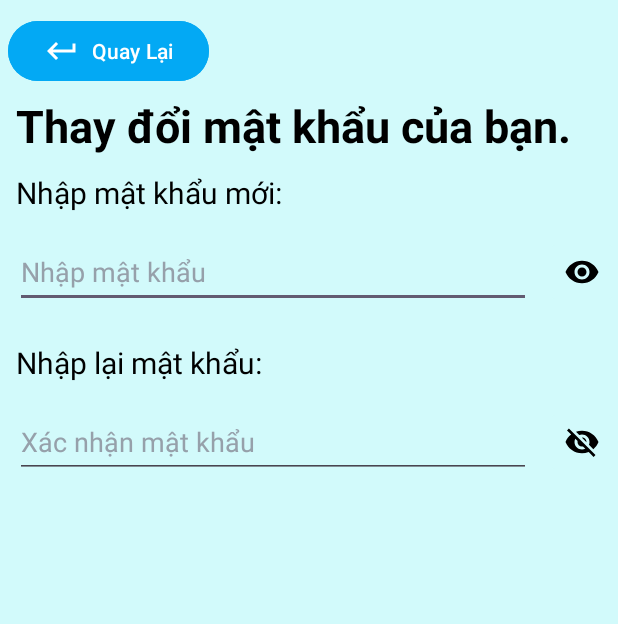
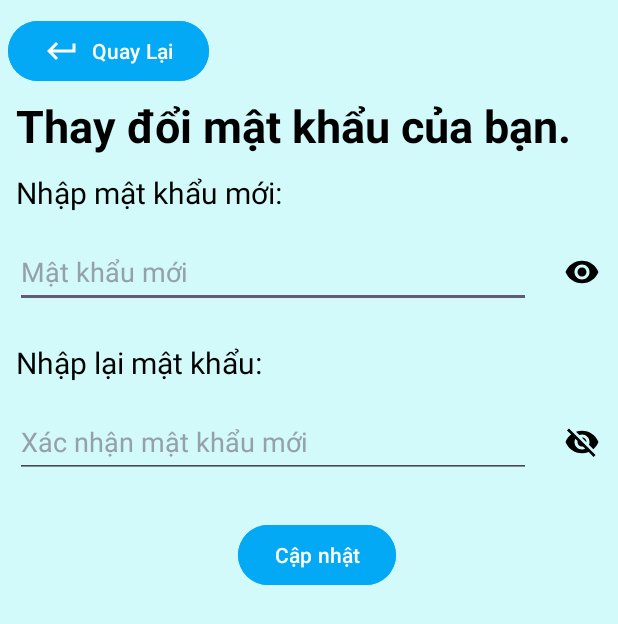
Before and after one commit to QBinh2102/Tour, an Android app: the DoiMatKhau screen opened directly, with no data from a screen before it, after a tap on an icon or button, on a phone screen of 412 x 824 dp. Shown: the top 624 px of the screen. Run offline under Robolectric (Android 15) with nearby library versions, the phone set to English and light mode, and no system bars; our stand-ins replace Firebase (no records; nobody signed in at launch, a user with empty details on screens opened directly).

Commit message:
Hoan thanh thay doi mat khau

```diff
--- a/app/src/main/java/com/example/tourdulich/DoiMatKhau.java
+++ b/app/src/main/java/com/example/tourdulich/DoiMatKhau.java
@@ -3,26 +3,43 @@ package com.example.tourdulich;
 import android.content.Intent;
 import android.os.Bundle;
 import android.text.InputType;
+import android.text.TextUtils;
 import android.view.View;
 import android.widget.Button;
 import android.widget.EditText;
 import android.widget.ImageButton;
+import android.widget.Toast;
 
 import androidx.activity.EdgeToEdge;
+import androidx.annotation.NonNull;
 import androidx.appcompat.app.AppCompatActivity;
 import androidx.core.graphics.Insets;
 import androidx.core.view.ViewCompat;
 import androidx.core.view.WindowInsetsCompat;
 
+import com.google.android.gms.tasks.OnCompleteListener;
+import com.google.android.gms.tasks.Task;
+import com.google.firebase.auth.AuthCredential;
+import com.google.firebase.auth.EmailAuthProvider;
+import com.google.firebase.auth.FirebaseAuth;
+import com.google.firebase.auth.FirebaseUser;
+import com.google.firebase.database.DataSnapshot;
+import com.google.firebase.database.DatabaseError;
+import com.google.firebase.database.DatabaseReference;
+import com.google.firebase.database.FirebaseDatabase;
+import com.google.firebase.database.ValueEventListener;
+
 public class DoiMatKhau extends AppCompatActivity {
 
     private Button btnQuayLai;
+    private Button btnCapNhat;
     private ImageButton ibtAnHienMK;
     private ImageButton ibtAnHienXacThucMK;
-    private EditText textPass;
+    private EditText textNewPass;
     private EditText textConfirmPass;
-    private boolean isPassShow = false;
+    private boolean isNewPassShow = false;
     private boolean isConfirmPassShow = false;
+    private FirebaseUser user;
 
     @Override
     protected void onCreate(Bundle savedInstanceState) {
@@ -31,13 +48,16 @@ public class DoiMatKhau extends AppCompatActivity {
         setContentView(R.layout.activity_doi_mat_khau);
 
         btnQuayLai = findViewById(R.id.btQuayLaiTuThayDoiMK);
+        btnCapNhat = findViewById(R.id.btCapNhatMK);
         ibtAnHienMK = findViewById(R.id.imgBtAnHienPassThayDoi);
         ibtAnHienXacThucMK = findViewById(R.id.imgBtAnHienXacThucPassThayDoi);
-        textPass = findViewById(R.id.editTextPassThayDoi);
+        textNewPass = findViewById(R.id.editTextPassThayDoi);
         textConfirmPass = findViewById(R.id.editTextPassXacThucThayDoi);
+        user = FirebaseAuth.getInstance().getCurrentUser();
+
+        Intent ttcn = new Intent(this, ThongTinCaNhan.class);
 
         //Quay lai THÔNG TIN CÁ NHÂN
-        Intent ttcn = new Intent(this, ThongTinCaNhan.class);
         btnQuayLai.setOnClickListener(new View.OnClickListener() {
             @Override
             public void onClick(View v) {
@@ -45,19 +65,19 @@ public class DoiMatKhau extends AppCompatActivity {
             }
         });
 
-        //Ẩn hiện password
+        //Ẩn hiện new password
         ibtAnHienMK.setOnClickListener(new View.OnClickListener() {
             @Override
             public void onClick(View v) {
-                if(!isPassShow){
-                    textPass.setInputType(InputType.TYPE_CLASS_TEXT);
+                if(!isNewPassShow){
+                    textNewPass.setInputType(InputType.TYPE_CLASS_TEXT);
                     ibtAnHienMK.setImageResource(R.drawable.eye_24);
                 }else{
-                    textPass.setInputType(InputType.TYPE_CLASS_TEXT|InputType.TYPE_TEXT_VARIATION_PASSWORD);
+                    textNewPass.setInputType(InputType.TYPE_CLASS_TEXT|InputType.TYPE_TEXT_VARIATION_PASSWORD);
                     ibtAnHienMK.setImageResource(R.drawable.visibility_off_24);
                 }
-                isPassShow=!isPassShow;
-                textPass.setSelection(textPass.length());
+                isNewPassShow=!isNewPassShow;
+                textNewPass.setSelection(textNewPass.length());
             }
         });
 
@@ -77,6 +97,40 @@ public class DoiMatKhau extends AppCompatActivity {
             }
         });
 
+        //Cập nhật mật khẩu
+        btnCapNhat.setOnClickListener(new View.OnClickListener() {
+            @Override
+            public void onClick(View v) {
+                if (TextUtils.isEmpty(textNewPass.getText().toString())|| textNewPass.getText().toString().length() < 6) {
+                    Toast.makeText(DoiMatKhau.this, "Vui lòng điền đầy đủ thông tin",
+                            Toast.LENGTH_LONG).show();
+                    textNewPass.setError("Mật khẩu phải từ 6 ký tự trở lên");
+                    textNewPass.requestFocus();
+                } else if (TextUtils.isEmpty(textConfirmPass.getText().toString())|| textConfirmPass.getText().toString().length() < 6) {
+                    Toast.makeText(DoiMatKhau.this, "Vui lòng điền đầy đủ thông tin",
+                            Toast.LENGTH_LONG).show();
+                    textConfirmPass.setError("Mật khẩu phải từ 6 ký tự trở lên");
+                    textConfirmPass.requestFocus();
+                } else if (!textNewPass.getText().toString().equals(textConfirmPass.getText().toString())) {
+                    Toast.makeText(DoiMatKhau.this, "Mật khẩu không khớp. Vui lòng thử lại",
+                            Toast.LENGTH_SHORT).show();
+                    textConfirmPass.setError("Vui lòng nhập lại mật khẩu");
+                    textConfirmPass.requestFocus();
+                    //xóa password đã nhập
+                    textNewPass.clearComposingText();
+                    textConfirmPass.clearComposingText();
+                }else{
+                    user.updatePassword(textConfirmPass.getText().toString()).addOnCompleteListener(new OnCompleteListener<Void>() {
+                        @Override
+                        public void onComplete(@NonNull Task<Void> task) {
+                            Toast.makeText(DoiMatKhau.this, "Cập nhật thành công", Toast.LENGTH_SHORT).show();
+                            startActivity(ttcn);
+                        }
+                    });
+                }
+            }
+        });
+
         ViewCompat.setOnApplyWindowInsetsListener(findViewById(R.id.main), (v, insets) -> {
             Insets systemBars = insets.getInsets(WindowInsetsCompat.Type.systemBars());
             v.setPadding(systemBars.left, systemBars.top, systemBars.right, systemBars.bottom);
--- a/app/src/main/res/layout/activity_doi_mat_khau.xml
+++ b/app/src/main/res/layout/activity_doi_mat_khau.xml
@@ -63,7 +63,7 @@
                     android:layout_margin="10dp"
                     android:layout_weight="1"
                     android:ems="10"
-                    android:hint="Nhập mật khẩu"
+                    android:hint="Mật khẩu mới"
                     android:inputType="textPassword"
                     android:minHeight="48dp"
                     android:textColor="@color/black"
@@ -102,7 +102,7 @@
                     android:layout_margin="10dp"
                     android:layout_weight="1"
                     android:ems="10"
-                    android:hint="Xác nhận mật khẩu"
+                    android:hint="Xác nhận mật khẩu mới"
                     android:inputType="textPassword"
                     android:minHeight="48dp"
                     android:textColor="@color/black"
@@ -117,6 +117,17 @@
                     app:srcCompat="@drawable/visibility_off_24" />
             </LinearLayout>
 
+            <Button
+                android:id="@+id/btCapNhatMK"
+                android:layout_width="wrap_content"
+                android:layout_height="wrap_content"
+                android:layout_gravity="center"
+                android:layout_marginLeft="5dp"
+                android:layout_marginTop="10dp"
+                android:backgroundTint="#03A9F4"
+                android:text="Cập nhật"
+                android:textColor="@color/white" />
+
         </LinearLayout>
     </RelativeLayout>
 </androidx.constraintlayout.widget.ConstraintLayout>
```
Also changed, not shown: app/src/main/res/layout/activity_chinh_sua_thong_tin_ca_nhan.xml (+7 -7 lines).
